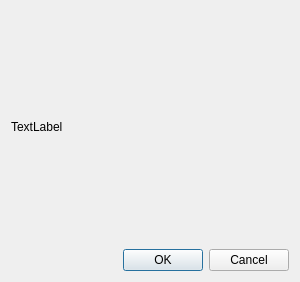
Before: the Qt Designer form src/ui/skeletons/input_dialog.ui in 132nd-etcher/EASI, drawn with Qt 5.
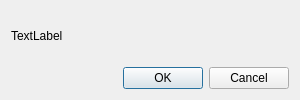
After: the same form once the commit is applied. Icons and pictures are not drawn.

Commit message: changed default height for input dialog

What changed in the file:
```diff
--- a/src/ui/skeletons/input_dialog.ui
+++ b/src/ui/skeletons/input_dialog.ui
@@ -10,7 +10,7 @@
     <x>0</x>
     <y>0</y>
     <width>300</width>
-    <height>282</height>
+    <height>100</height>
    </rect>
   </property>
   <property name="minimumSize">
```
The commit also changes 1 other file.
